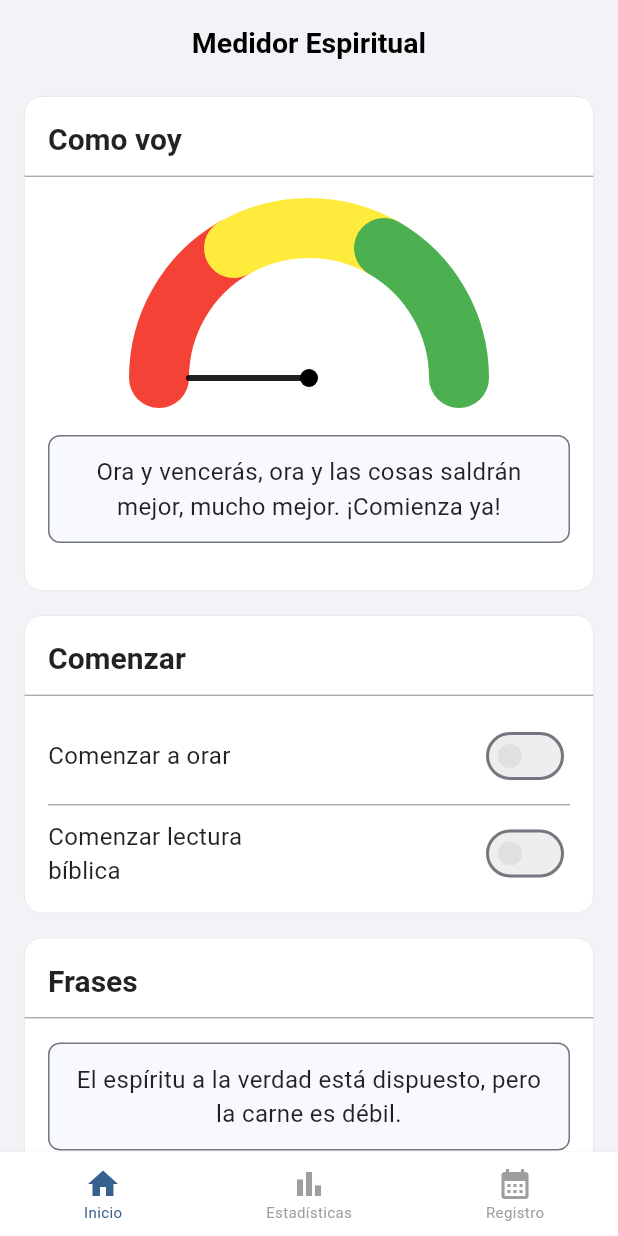
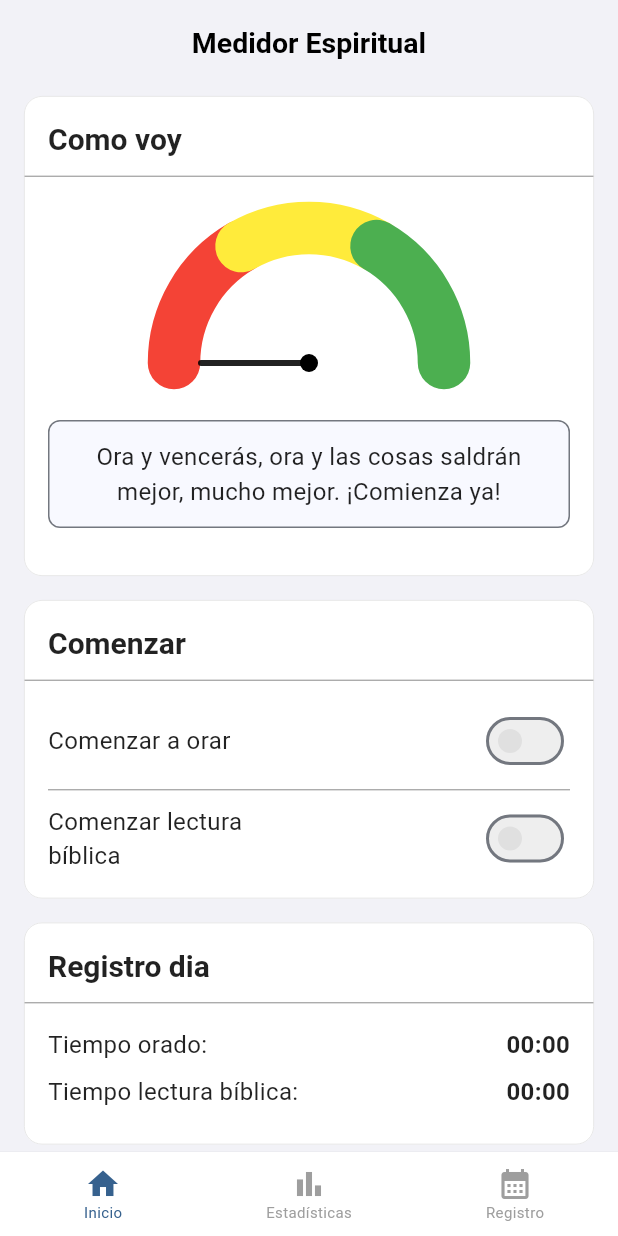
Before and after one commit to CarosDrean/spiritual_meter, a Flutter app: the screen it shows after launch, on a phone screen of 412 x 824 dp. Run offline on Flutter 3.47's test engine with Material 3 defaults, Android fonts, the phone set to English and light mode, and no system bars; our stand-ins replace fl_chart, flutter_local_notifications, shared_preferences, sqflite, timezone; accounts and stored records are empty.

Commit message:
feat: home register today

```diff
--- a/lib/screens/home/home_screen.dart
+++ b/lib/screens/home/home_screen.dart
@@ -6,6 +6,7 @@ import 'package:spiritual_meter/core/constant.dart';
 import 'package:spiritual_meter/screens/home/widgets/prayer_gauge.dart';
 import 'package:spiritual_meter/screens/home/widgets/timer_dialog.dart';
 import 'package:spiritual_meter/screens/widgets/app_section_card.dart';
+import 'package:spiritual_meter/screens/widgets/register.dart';
 
 import 'home_viewmodel.dart';
 
@@ -29,7 +30,7 @@ class _HomeScreenState extends State<HomeScreen> with WidgetsBindingObserver {
       await viewModel.loadTimerState();
       showDialogOnInit();
 
-      viewModel.loadPrayerToday();
+      viewModel.loadRecordsToday();
     });
   }
 
@@ -51,7 +52,7 @@ class _HomeScreenState extends State<HomeScreen> with WidgetsBindingObserver {
     } else if (state == AppLifecycleState.resumed) {
       viewModel.loadTimerState();
       viewModel.cancelReminderNotification();
-      viewModel.loadPrayerToday();
+      viewModel.loadRecordsToday();
     }
   }
 
@@ -96,9 +97,7 @@ class _HomeScreenState extends State<HomeScreen> with WidgetsBindingObserver {
               await viewModel.saveLog(newLog);
             }
 
-            if (viewModel.activeTimerType == kActivityTypePrayer) {
-              await viewModel.loadPrayerToday();
-            }
+            await viewModel.loadRecordsToday();
 
             viewModel.stopTimer();
             await viewModel.clearTimerState();
@@ -126,7 +125,7 @@ class _HomeScreenState extends State<HomeScreen> with WidgetsBindingObserver {
                     children: [
                       PrayerGauge(
                         prayerTimeInSeconds:
-                        model.todayPrayerDuration.inSeconds,
+                            model.todayPrayerDuration.inSeconds,
                       ),
                       const SizedBox(height: 30),
                       Container(
@@ -172,7 +171,7 @@ class _HomeScreenState extends State<HomeScreen> with WidgetsBindingObserver {
                                 model.startPrayerTimer();
                                 _showTimerDialog('Tiempo de Oración');
                               } else {
-                                model.loadPrayerToday();
+                                model.loadRecordsToday();
                                 model.stopTimer();
                                 await model.clearTimerState();
                               }
@@ -205,6 +204,7 @@ class _HomeScreenState extends State<HomeScreen> with WidgetsBindingObserver {
                                 model.startBibleReadingTimer();
                                 _showTimerDialog('Tiempo de Lectura Bíblica');
                               } else {
+                                model.loadRecordsToday();
                                 model.stopTimer();
                                 await model.clearTimerState();
                               }
@@ -218,36 +218,20 @@ class _HomeScreenState extends State<HomeScreen> with WidgetsBindingObserver {
                 ),
 
                 AppSectionCard(
-                  title: kPhraseTitle,
+                  title: 'Registro dia',
                   content: Column(
                     children: [
-                      Container(
-                        padding: const EdgeInsets.all(12.0),
-                        width: double.infinity,
-                        decoration: BoxDecoration(
-                          color: Theme.of(context).colorScheme.surface,
-                          borderRadius: BorderRadius.circular(8),
-                          border: Border.all(
-                            color: Theme.of(context).dividerColor,
-                          ),
-                        ),
-                        child: Text(
-                          "El espíritu a la verdad está dispuesto, pero la carne es débil.",
-                          style: Theme.of(context).textTheme.bodyMedium,
-                          textAlign: TextAlign.center,
-                        ),
+                      Register(
+                        text: 'Tiempo orado:',
+                        duration: model.todayPrayerDuration,
                       ),
+                      const SizedBox(height: 8),
+                      Register(
+                        text: 'Tiempo lectura bíblica:',
+                        duration: model.todayBibleReadingDuration,
+                      ),
+                      const SizedBox(height: 8),
                     ],
-                  ),
-                  bottomButton: TextButton(
-                    onPressed: () {
-                      ScaffoldMessenger.of(context).showSnackBar(
-                        const SnackBar(
-                          content: Text('Agregar frase presionado'),
-                        ),
-                      );
-                    },
-                    child: const Text(kAddPhraseButtonText),
                   ),
                 ),
 
--- a/lib/screens/home/widgets/prayer_gauge.dart
+++ b/lib/screens/home/widgets/prayer_gauge.dart
@@ -27,7 +27,7 @@ class PrayerGaugePainter extends CustomPainter {
         Paint()
           ..style = PaintingStyle.stroke
           ..strokeCap = StrokeCap.round
-          ..strokeWidth = 40.0;
+          ..strokeWidth = 35.0;
 
     final double sectionSweepAngle = math.pi / 3; // 60 degrees
 
@@ -118,8 +118,8 @@ class PrayerGauge extends StatelessWidget {
       alignment: Alignment.center,
       padding: const EdgeInsets.symmetric(horizontal: 16.0, vertical: 8.0),
       child: SizedBox(
-        width: 200,
-        height: 110,
+        width: 180,
+        height: 100,
         child: CustomPaint(
           painter: PrayerGaugePainter(
             prayerTimeInMinutes: prayerTimeInMinutes,
--- a/lib/screens/statistics/statistics_screen.dart
+++ b/lib/screens/statistics/statistics_screen.dart
@@ -5,7 +5,7 @@ import 'package:provider/provider.dart';
 import 'package:spiritual_meter/screens/statistics/statistics_viewmodel.dart';
 import 'package:spiritual_meter/core/constant.dart';
 import 'package:spiritual_meter/screens/statistics/widgets/day_activity_bottom_sheet.dart';
-import 'package:spiritual_meter/screens/statistics/widgets/register.dart';
+import 'package:spiritual_meter/screens/widgets/register.dart';
 import 'package:spiritual_meter/screens/statistics/widgets/weekly_chart_fl.dart';
 import 'package:spiritual_meter/screens/statistics/widgets/monthly_calendar_view.dart';
 import 'package:spiritual_meter/screens/widgets/app_section_card.dart';
```
Also changed, not shown: lib/screens/home/home_viewmodel.dart (+9 -1 lines), lib/screens/widgets/register.dart (renamed from lib/screens/statistics/widgets/register.dart).
